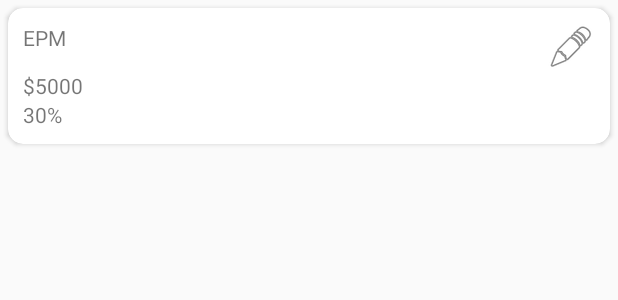
After one commit to santiagoxmedina/AndroidMessageExpenses, an Android app: the layout view_expense.xml on its own in the app's theme, with its tools: preview values and no code run, on a phone screen of 412 x 824 dp. The commit adds this screen. Shown: the top 300 px of the screen. Run offline under Robolectric (Android 15) with nearby library versions, the phone set to English and light mode, and no system bars.

```diff
--- /dev/null
+++ b/app/src/main/java/com/sanmed/android/messageexpenses/view/IExpense.kt
@@ -0,0 +1,11 @@
+package com.sanmed.android.messageexpenses.view
+
+interface IExpense {
+    fun  getAmount():Int
+    fun  getAmountString():String
+    fun  getName():String
+    fun  getPercentage():Float
+    fun  getPercentageString():String
+    fun  getType():Int
+    fun  getId():Int
+}
--- a/app/src/main/java/com/sanmed/android/messageexpenses/SummaryViewModel.kt
+++ b/app/src/main/java/com/sanmed/android/messageexpenses/viewmodel/SummaryViewModel.kt
@@ -1,4 +1,4 @@
-package com.sanmed.android.messageexpenses
+package com.sanmed.android.messageexpenses.viewmodel
 
 import androidx.lifecycle.LiveData
 import androidx.lifecycle.MutableLiveData
--- a/app/src/main/res/layout/fragment_summary.xml
+++ b/app/src/main/res/layout/fragment_summary.xml
@@ -10,7 +10,7 @@
     <androidx.constraintlayout.widget.ConstraintLayout
         android:layout_width="match_parent"
         android:layout_height="match_parent"
-        tools:context=".SummaryFragment">
+        tools:context=".view.SummaryFragment">
 
 
         <Button
--- /dev/null
+++ b/app/src/main/res/layout/view_expense.xml
@@ -0,0 +1,46 @@
+<?xml version="1.0" encoding="utf-8"?>
+<layout xmlns:android="http://schemas.android.com/apk/res/android"
+    xmlns:app="http://schemas.android.com/apk/res-auto"
+    xmlns:tools="http://schemas.android.com/tools">
+
+    <data>
+
+        <variable
+            name="expense"
+            type="com.sanmed.android.messageexpenses.view.IExpense" />
+    </data>
+
+    <com.google.android.material.card.MaterialCardView
+        android:layout_width="match_parent"
+        android:layout_margin="@dimen/tiny_margin"
+        app:cardCornerRadius="@dimen/small_radius"
+        android:layout_height="wrap_content">
+
+        <LinearLayout
+            android:layout_width="match_parent"
+            android:layout_height="wrap_content"
+            android:padding="@dimen/small_padding"
+            android:orientation="vertical">
+
+            <TextView
+                android:layout_width="match_parent"
+                android:layout_height="wrap_content"
+                android:text="@{expense.name}"
+                app:drawableEndCompat="@android:drawable/ic_menu_edit"
+                tools:text="EPM" />
+
+            <TextView
+                android:layout_width="match_parent"
+                android:layout_height="wrap_content"
+                android:text="@{expense.amountString}"
+                tools:text="$5000" />
+
+            <TextView
+                android:layout_width="match_parent"
+                android:layout_height="wrap_content"
+                android:text="@{expense.getPercentageString}"
+                tools:text="30%" />
+
+        </LinearLayout>
+    </com.google.android.material.card.MaterialCardView>
+</layout>
--- a/app/src/main/res/navigation/main_navigation.xml
+++ b/app/src/main/res/navigation/main_navigation.xml
@@ -7,12 +7,12 @@
 
     <fragment
         android:id="@+id/expensesFragment"
-        android:name="com.sanmed.android.messageexpenses.ExpensesFragment"
+        android:name="com.sanmed.android.messageexpenses.view.ExpensesFragment"
         android:label="fragment_expenses"
         tools:layout="@layout/fragment_expenses" />
     <fragment
         android:id="@+id/summaryFragment"
-        android:name="com.sanmed.android.messageexpenses.SummaryFragment"
+        android:name="com.sanmed.android.messageexpenses.view.SummaryFragment"
         android:label="fragment_summary"
         tools:layout="@layout/fragment_summary" >
         <action
--- a/app/src/main/res/values/dimens.xml
+++ b/app/src/main/res/values/dimens.xml
@@ -1,4 +1,8 @@
 <?xml version="1.0" encoding="utf-8"?>
 <resources>
     <dimen name="padding_normal">6dp</dimen>
+    <dimen name="small_margin">20dp</dimen>
+    <dimen name="tiny_margin">5dp</dimen>
+    <dimen name="small_radius">10dp</dimen>
+    <dimen name="small_padding">10dp</dimen>
 </resources>
--- a/app/src/main/res/values/strings.xml
+++ b/app/src/main/res/values/strings.xml
@@ -2,4 +2,5 @@
     <string name="app_name">MessageExpenses</string>
     <string name="LoadSMSButton">Load SMS</string>
     <string name="expenses">Expenses</string>
+    <string name="add_expense">add expense</string>
 </resources>
```
Also changed, not shown: app/src/main/java/com/sanmed/android/messageexpenses/ExpensesFragment.java (deleted, +0 -36 lines), app/src/main/java/com/sanmed/android/messageexpenses/ExpensesViewModel.java (deleted, +0 -7 lines), app/src/main/java/com/sanmed/android/messageexpenses/view/DiffExpense.kt (added, +18 -0 lines), app/src/main/java/com/sanmed/android/messageexpenses/view/ExpenseView.kt (added, +39 -0 lines), app/src/main/java/com/sanmed/android/messageexpenses/view/ExpensesAdapter.kt (+6 -14 lines), app/src/main/java/com/sanmed/android/messageexpenses/view/ExpensesFragment.kt (added, +44 -0 lines), app/src/main/java/com/sanmed/android/messageexpenses/view/ExpensesViewHolder.kt (+9 -6 lines), app/src/main/java/com/sanmed/android/messageexpenses/view/MainActivity.kt (+0 -9 lines), app/src/main/java/com/sanmed/android/messageexpenses/view/SummaryFragment.kt (renamed from app/src/main/java/com/sanmed/android/messageexpenses/SummaryFragment.kt, +6 -4 lines), app/src/main/java/com/sanmed/android/messageexpenses/viewmodel/ExpensesViewModel.kt (+21 -9 lines), app/src/main/res/layout/fragment_expenses.xml (+34 -8 lines).
